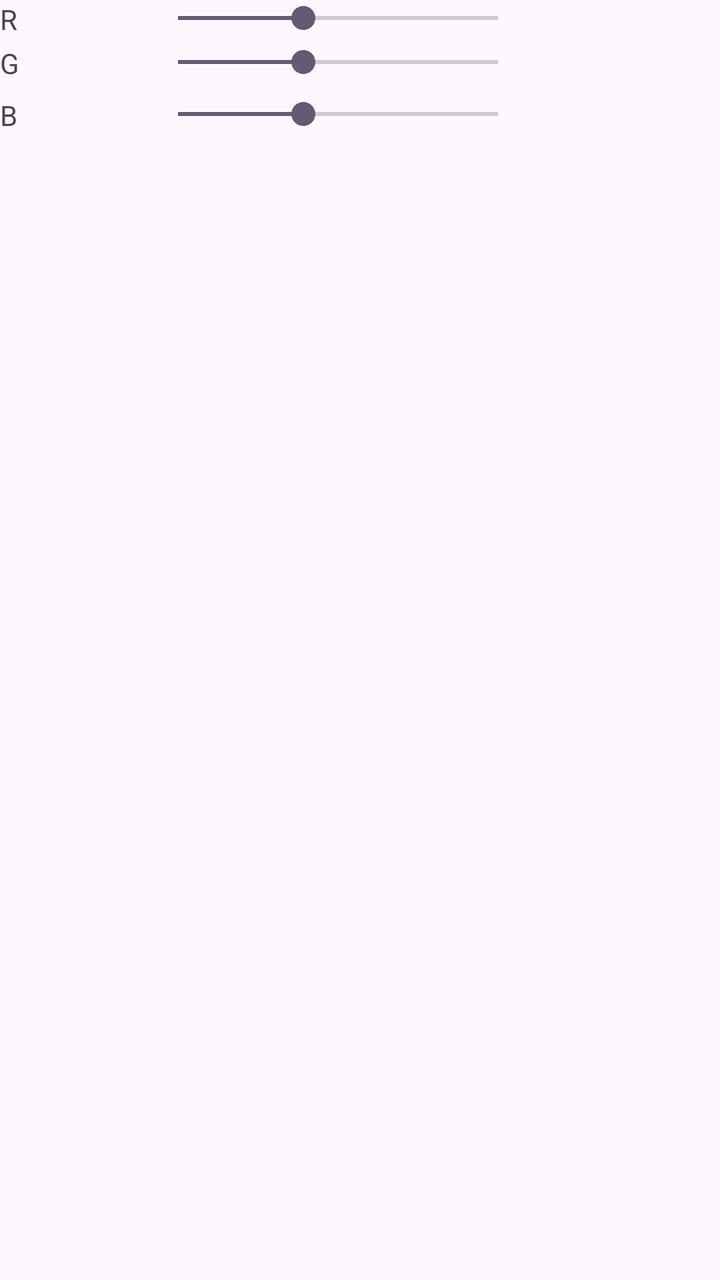
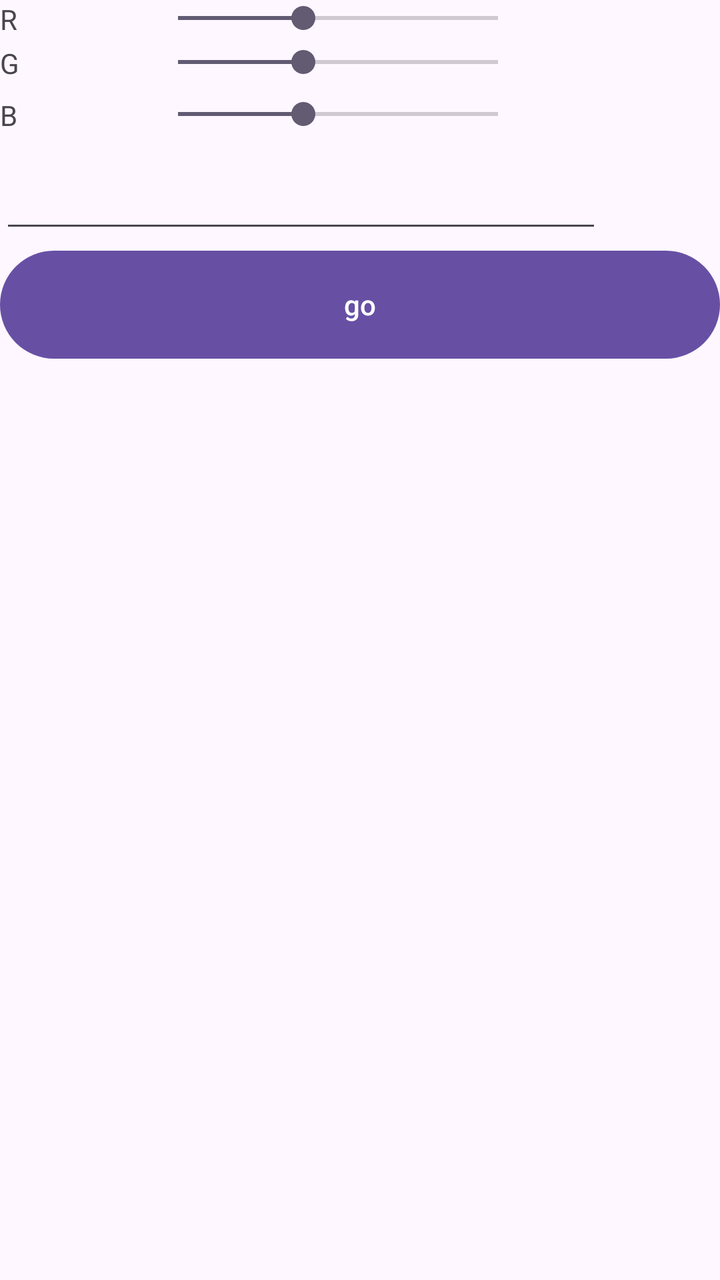

Screens rendered from an Android XML layout before and after an edit, with the pre-edit source and the edit as a unified diff.
<!-- AndroidManifest.xml: application theme Theme.First_Android_Project -->
<!-- res/layout/activity_main.xml -->
<?xml version="1.0" encoding="utf-8"?>
<LinearLayout xmlns:android="http://schemas.android.com/apk/res/android"
    xmlns:tools="http://schemas.android.com/tools"
    android:id="@+id/main"
    android:layout_width="match_parent"
    android:layout_height="match_parent"
    android:layout_marginTop="50dp"
    android:orientation="vertical"

    tools:context=".MainActivity">


    <LinearLayout
        android:layout_width="match_parent"
        android:layout_height="22dp"
        android:id="@+id/rrr"
        android:orientation="horizontal">

        <TextView
            android:layout_width="73dp"
            android:layout_height="wrap_content"
            android:text="R" />

        <SeekBar
            android:id="@+id/seekBarR"
            android:layout_width="192dp"
            android:min="0"
            android:max="255"
            android:progress="100"
            android:layout_height="wrap_content" />
    </LinearLayout>

    <LinearLayout
        android:layout_width="match_parent"
        android:layout_height="26dp"
        android:orientation="horizontal">

        <TextView
            android:layout_width="73dp"
            android:layout_height="wrap_content"
            android:text="G" />

        <SeekBar
            android:id="@+id/seekBarG"
            android:layout_width="192dp"
            android:min="0"
            android:max="255"
            android:progress="100"
            android:layout_height="wrap_content" />
    </LinearLayout>

    <LinearLayout
        android:layout_width="312dp"
        android:layout_height="32dp"
        android:orientation="horizontal">

        <TextView
            android:layout_width="73dp"
            android:layout_height="wrap_content"
            android:text="B"/>

        <SeekBar
            android:id="@+id/seekBarB"
            android:layout_width="192dp"
            android:min="0"
            android:max="255"
            android:progress="100"
            android:layout_height="wrap_content" />
    </LinearLayout>


</LinearLayout>
<!-- resources referenced by this layout -->
<resources>
  <style name="Theme.First_Android_Project" parent="Base.Theme.First_Android_Project" />
  <style name="Base.Theme.First_Android_Project" parent="Theme.Material3.DayNight.NoActionBar">
          
          
      </style>
</resources>

<!-- the commit's change to res/layout/activity_main.xml (unified diff, before → after) -->
@@ -68,5 +68,17 @@
             android:layout_height="wrap_content" />
     </LinearLayout>
 
+    <EditText
+        android:id="@+id/url"
+        android:layout_width="301dp"
+        android:layout_height="wrap_content" />
+
+    <Button
+        android:id="@+id/go"
+        android:layout_width="match_parent"
+        android:layout_height="62dp"
+        android:text="go"/>
+
+
 
 </LinearLayout>
